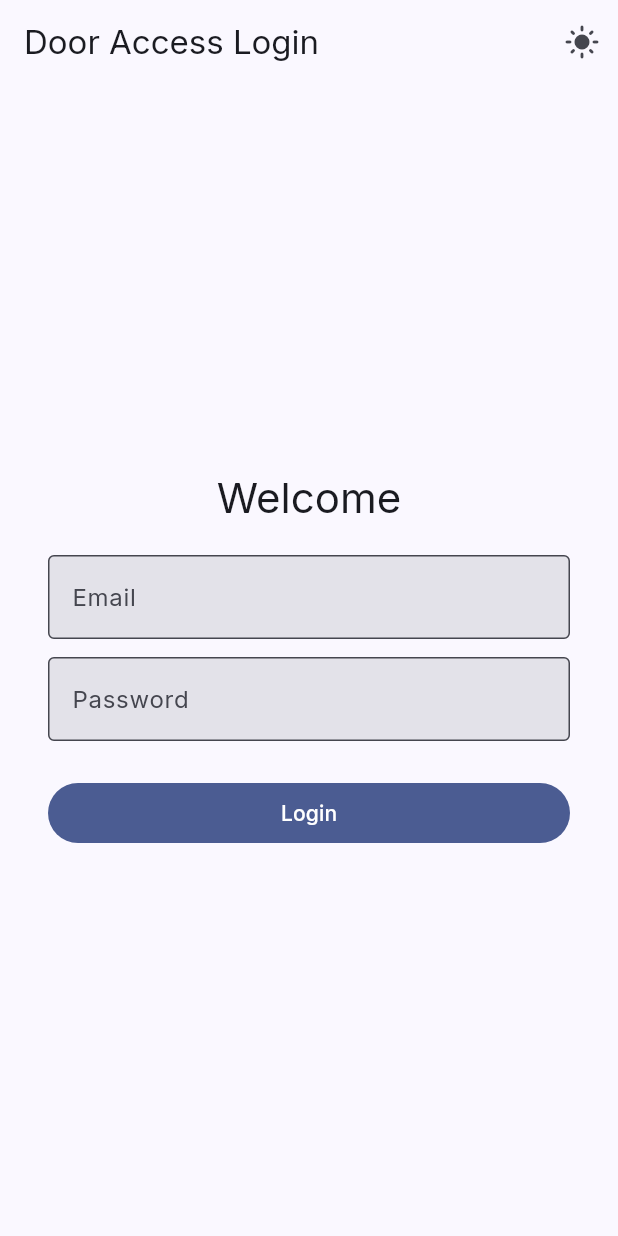
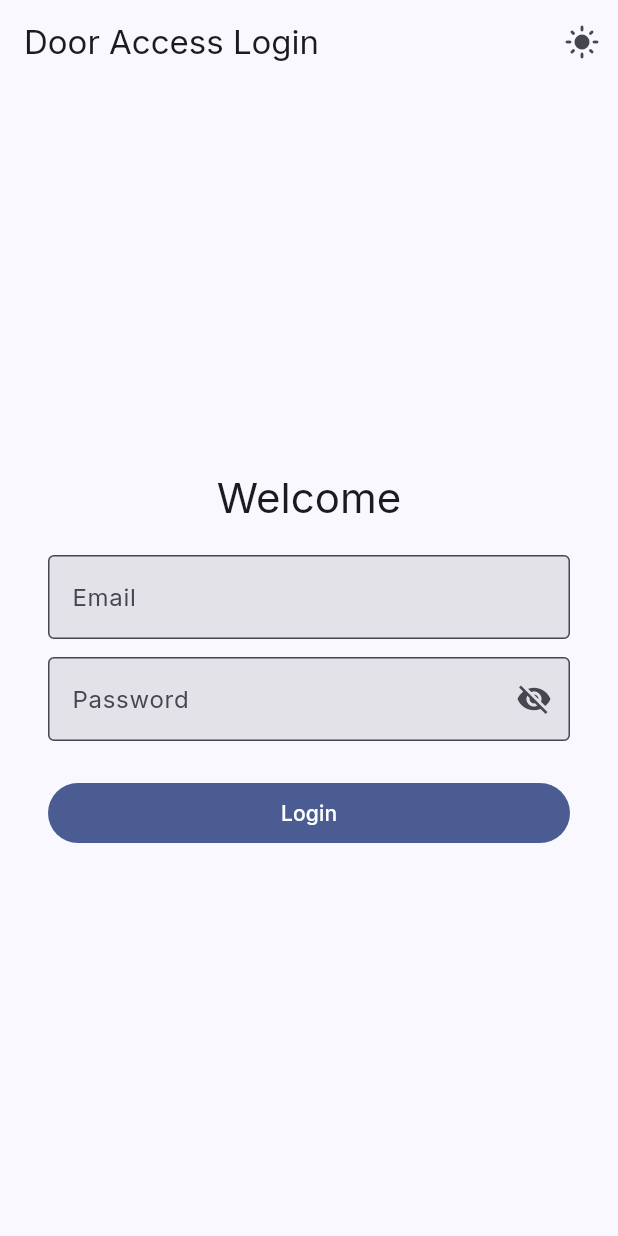
Before and after one commit to nathan101000/openly, a Flutter app: the screen it shows after launch, on a phone screen of 412 x 824 dp. Run offline on Flutter 3.47's test engine with Material 3 defaults, Android fonts, the phone set to English and light mode, and no system bars; our stand-ins replace google_fonts, local_auth, shared_preferences.

Commit message:
feat: enhance login screen with password visibility toggle and autofill
This commit enhances the login screen with the following features:

- Implements a password visibility toggle using an `IconButton` in the password `TextField`. This allows users to show or hide their password for improved usability.
- Adds `AutofillGroup` and `autofillHints` to the email and password `TextField`s to enable autofill functionality, improving the user experience.

```diff
--- a/lib/screens/login_screen.dart
+++ b/lib/screens/login_screen.dart
@@ -20,6 +20,7 @@ class _LoginScreenState extends State<LoginScreen>
   final LocalAuthentication _localAuth = LocalAuthentication();
   bool _canBiometric = false;
   bool _hasStoredAuth = false;
+  bool _obscurePassword = true;
   late final AnimationController _animController;
   late final Animation<double> _fadeAnim;
   late final Animation<Offset> _slideAnim;
@@ -121,8 +122,13 @@ class _LoginScreenState extends State<LoginScreen>
                   style: Theme.of(context).textTheme.headlineMedium,
                 ),
                 const SizedBox(height: 20),
+                AutofillGroup(
+                  child: Column(
+                    children: [
                       TextField(
                         controller: emailController,
+                        autofillHints: const [AutofillHints.username],
+                        keyboardType: TextInputType.emailAddress,
                         decoration: const InputDecoration(
                           labelText: 'Email',
                           filled: true,
@@ -132,12 +138,24 @@ class _LoginScreenState extends State<LoginScreen>
                       const SizedBox(height: 12),
                       TextField(
                         controller: passwordController,
-                  decoration: const InputDecoration(
+                        autofillHints: const [AutofillHints.password],
+                        obscureText: _obscurePassword,
+                        decoration: InputDecoration(
                           labelText: 'Password',
                           filled: true,
-                    border: OutlineInputBorder(),
+                          border: const OutlineInputBorder(),
+                          suffixIcon: IconButton(
+                            icon: Icon(_obscurePassword
+                                ? Icons.visibility_off
+                                : Icons.visibility),
+                            onPressed: () => setState(() {
+                              _obscurePassword = !_obscurePassword;
+                            }),
                           ),
-                  obscureText: true,
+                        ),
+                      ),
+                    ],
+                  ),
                 ),
                 const SizedBox(height: 24),
                 SizedBox(
```
Lines whose indentation alone changed are shown as unchanged.
